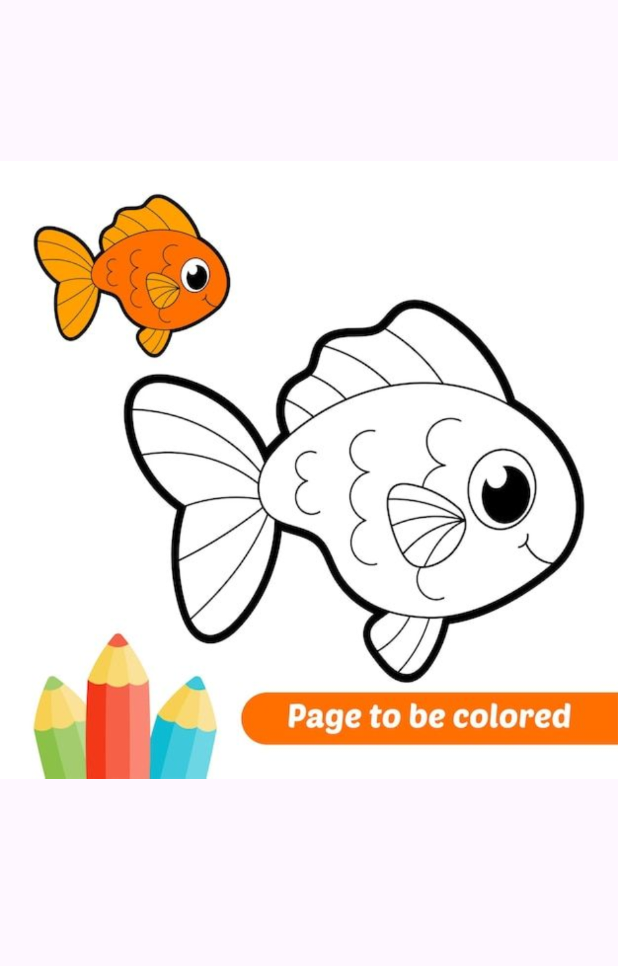
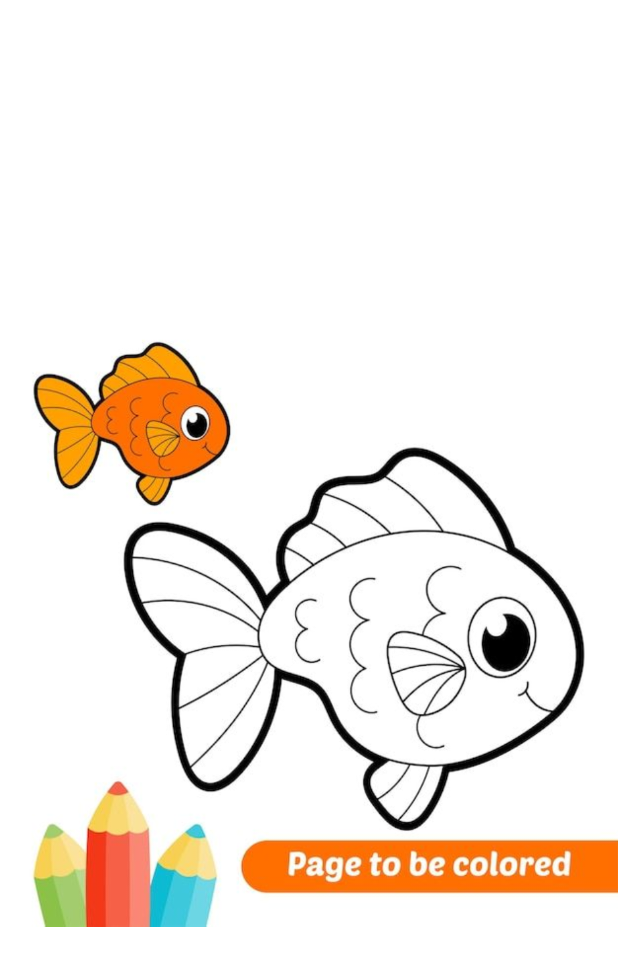
Before and after one commit to ManetesArtistes/coloring-pages, an Android app: the screen it shows after launch (ImageEditor), on a phone screen of 412 x 824 dp. Shown: the top 966 px of the screen. Run offline under Robolectric (Android 15) with nearby library versions, the light colour scheme and no system bars.

Commit message:
improve activity_image_editor.xml styling

```diff
--- a/app/src/main/res/layout/activity_image_editor.xml
+++ b/app/src/main/res/layout/activity_image_editor.xml
@@ -3,7 +3,10 @@
     android:layout_width="match_parent"
     android:layout_height="match_parent"
     xmlns:app="http://schemas.android.com/apk/res-auto"
-    android:orientation="horizontal">
+    android:orientation="horizontal"
+    android:gravity="center"
+    android:background="@color/white"
+    >
 
     <ImageView
         android:id="@+id/imageView"
```
Also changed, not shown: app/src/main/java/com/example/manetesartistes_game/MainActivity.kt (+1 -11 lines).
